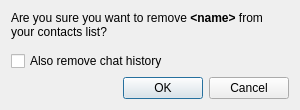
qTox/qTox, file src/widget/form/removefrienddialog.ui: the form before one commit.
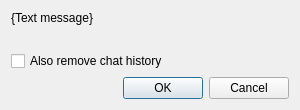
The form after the commit.

Commit message:
refactor: Removed HTML tags from translation
Fixed #2985.

Patch:
```diff
--- a/src/widget/form/removefrienddialog.ui
+++ b/src/widget/form/removefrienddialog.ui
@@ -23,7 +23,7 @@
    <item>
     <widget class="QLabel" name="label">
      <property name="text">
-      <string>&lt;html&gt;&lt;head/&gt;&lt;body&gt;&lt;p&gt;Are you sure you want to remove &lt;span style=&quot; font-weight:600;&quot;&gt;&amp;lt;name&amp;gt;&lt;/span&gt; from your contacts list?&lt;/p&gt;&lt;/body&gt;&lt;/html&gt;</string>
+      <string notr="true">{Text message}</string>
      </property>
      <property name="alignment">
       <set>Qt::AlignLeading|Qt::AlignLeft|Qt::AlignTop</set>
```
The commit also changes 1 other file.
